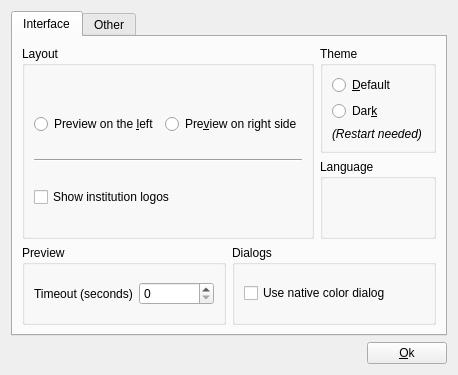
The window that ui/dialogsettings.ui (c-koi/gmic-qt) describes before a commit, drawn with Qt 5.
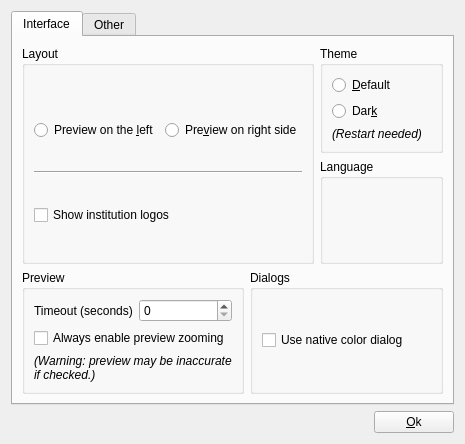
The same window after the commit. Icons and pictures are not drawn. Custom widgets are drawn as their Qt base class.

Commit message: Add support for zoom level constraints (Any, OneOrMore, Fixed)

The edit to the form file:
```diff
--- a/ui/dialogsettings.ui
+++ b/ui/dialogsettings.ui
@@ -6,8 +6,8 @@
    <rect>
     <x>0</x>
     <y>0</y>
-    <width>458</width>
-    <height>375</height>
+    <width>465</width>
+    <height>444</height>
    </rect>
   </property>
   <property name="windowTitle">
@@ -162,17 +162,31 @@
            <property name="title">
             <string>Preview</string>
            </property>
-           <layout class="QHBoxLayout" name="horizontalLayout_3">
-            <item>
+           <layout class="QGridLayout" name="gridLayout_4">
+            <item row="0" column="0">
              <widget class="QLabel" name="label_2">
               <property name="text">
                <string>Timeout (seconds)</string>
               </property>
              </widget>
             </item>
-            <item>
+            <item row="0" column="1">
              <widget class="QSpinBox" name="sbPreviewTimeout"/>
             </item>
+            <item row="1" column="0" colspan="2">
+             <widget class="QCheckBox" name="cbPreviewZoom">
+              <property name="text">
+               <string>Always enable preview zooming</string>
+              </property>
+             </widget>
+            </item>
+            <item row="2" column="0" colspan="2">
+             <widget class="QLabel" name="label_3">
+              <property name="text">
+               <string>&lt;html&gt;&lt;head/&gt;&lt;body&gt;&lt;p&gt;&lt;span style=&quot; font-style:italic;&quot;&gt;(Warning: preview may be inaccurate&lt;br/&gt;if checked.)&lt;/span&gt;&lt;/p&gt;&lt;/body&gt;&lt;/html&gt;</string>
+              </property>
+             </widget>
+            </item>
            </layout>
           </widget>
          </item>
```
The commit also changes 15 other files.
